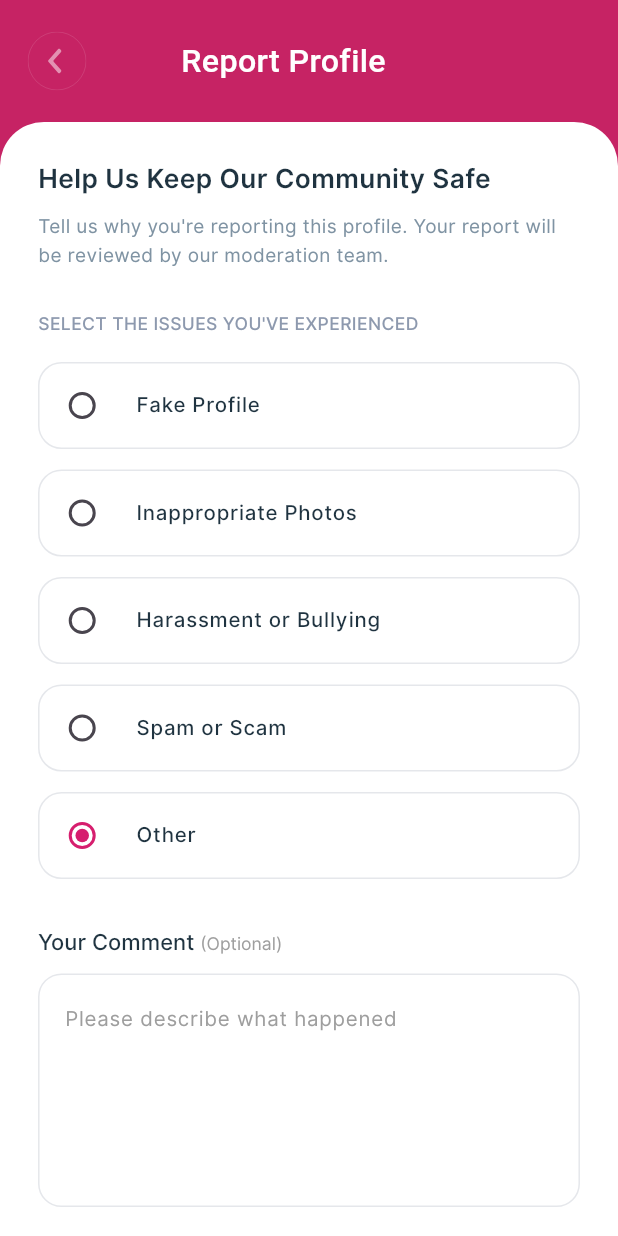
After one commit to synvex/twoAreOne_flutter, a Flutter app: the ReportScreen screen opened directly, on a phone screen of 412 x 824 dp. The commit adds this screen. Run offline on Flutter 3.47's test engine with Material 3 defaults, Android fonts, the phone set to English and light mode, and no system bars; our stand-ins replace country_code_picker, device_info_plus, dio, firebase_auth, firebase_core, flutter_html and 11 more; accounts and stored records are empty; network calls fail; project files that could hold a hidden picture were left out.

Commit message:
Added report screen UI and success dialog

```diff
--- a/lib/core/widgets/app_header_widget.dart
+++ b/lib/core/widgets/app_header_widget.dart
@@ -58,6 +58,7 @@ class AppHeaderWidget extends StatelessWidget {
                 )
               : const SizedBox(),
         ),
+
         /// Title
         Expanded(
           child: isTitle
--- a/lib/core/widgets/header.dart
+++ b/lib/core/widgets/header.dart
@@ -7,6 +7,7 @@ class AppHeader extends StatelessWidget implements PreferredSizeWidget {
   final VoidCallback onBackPressed;
   final Widget? trailing;
   final Widget? leadingIcon;
+  final Color? color;
 
   const AppHeader({
     super.key,
@@ -14,6 +15,7 @@ class AppHeader extends StatelessWidget implements PreferredSizeWidget {
     required this.onBackPressed,
     this.trailing,
     this.leadingIcon,
+    this.color,
   });
 
   @override
@@ -22,7 +24,7 @@ class AppHeader extends StatelessWidget implements PreferredSizeWidget {
       padding: const EdgeInsets.only(left: 16, top: 25, bottom: 18),
       margin: const EdgeInsets.symmetric(vertical: 16), //
       decoration: BoxDecoration(
-        color: AppColors.headerBackground,
+        color: color ?? AppColors.headerBackground,
         border: Border(
           bottom: BorderSide(
             color: Color(0xFF000000).withValues(alpha: 0.8),
--- /dev/null
+++ b/lib/features/views/report/report_screen.dart
@@ -0,0 +1,262 @@
+import 'package:flutter/material.dart';
+import 'package:flutter_screenutil/flutter_screenutil.dart';
+import 'package:flutter_svg/flutter_svg.dart';
+import 'package:google_fonts/google_fonts.dart';
+import 'package:two_are_one/core/constants/app_colors.dart';
+import 'package:two_are_one/core/constants/app_icons.dart';
+import 'package:two_are_one/core/widgets/app_header_widget.dart';
+import 'package:two_are_one/core/widgets/main_button_widget.dart';
+import 'package:two_are_one/features/views/report/report_dialog.dart';
+
+class ReportScreen extends StatefulWidget {
+  const ReportScreen({super.key});
+
+  @override
+  State<ReportScreen> createState() => _ReportScreenState();
+}
+
+class _ReportScreenState extends State<ReportScreen> {
+  bool _isLoading = false;
+
+  final TextEditingController commentController = TextEditingController();
+
+  String selectedReason = "Other";
+
+  final List<String> reasons = [
+    "Fake Profile",
+    "Inappropriate Photos",
+    "Harassment or Bullying",
+    "Spam or Scam",
+    "Other",
+  ];
+
+  Future<void> _handleSubmit() async {
+    setState(() {
+      _isLoading = true;
+    });
+
+    // TODO: Call your Report API here
+    await Future.delayed(const Duration(seconds: 2));
+
+    setState(() {
+      _isLoading = false;
+    });
+
+    if (!mounted) return;
+
+    showDialog(
+      context: context,
+      barrierDismissible: false,
+      builder: (_) => ReportSuccessDialog(
+        onPressed: () {
+          Navigator.pop(context); // Close dialog
+          Navigator.pop(context); // Close Report Screen (optional)
+        },
+      ),
+    );
+  }
+
+  @override
+  void dispose() {
+    commentController.dispose();
+    super.dispose();
+  }
+
+  @override
+  Widget build(BuildContext context) {
+    return Scaffold(
+      backgroundColor: Color(0xffC62364),
+      resizeToAvoidBottomInset: true,
+      body: SafeArea(
+        child: Column(
+          children: [
+            SizedBox(height: 20.h),
+
+            Padding(
+              padding: EdgeInsets.symmetric(horizontal: 16.w),
+              child: AppHeaderWidget(
+                leadingIcon: GestureDetector(
+                  onTap: () => Navigator.pop(context),
+                  child: CircleAvatar(
+                    radius: 20.r,
+                    backgroundColor: Colors.transparent,
+                    child: SvgPicture.asset(
+                      AppIcons.backIcon,
+                      color: Colors.white,
+                    ),
+                  ),
+                ),
+
+                titleWidget: Text(
+                  "           Report Profile",
+                  style: GoogleFonts.roboto(
+                    fontSize: 22.sp,
+                    color: Colors.white,
+                    fontWeight: FontWeight.w500,
+                  ),
+                ),
+                isTrailing: false,
+              ),
+            ),
+
+            SizedBox(height: 20.h),
+
+            Expanded(
+              child: Container(
+                width: double.infinity,
+                decoration: BoxDecoration(
+                  color: Colors.white,
+                  borderRadius: BorderRadius.only(
+                    topLeft: Radius.circular(30.r),
+                    topRight: Radius.circular(30.r),
+                  ),
+                ),
+                child: SingleChildScrollView(
+                  padding: EdgeInsets.all(24.w),
+                  child: Column(
+                    crossAxisAlignment: CrossAxisAlignment.start,
+                    children: [
+                      Text(
+                        "Help Us Keep Our Community Safe",
+                        style: GoogleFonts.inter(
+                          fontSize: 18.sp,
+                          fontWeight: FontWeight.w600,
+                          color: const Color(0xff1F3340),
+                        ),
+                      ),
+
+                      SizedBox(height: 10.h),
+
+                      Text(
+                        "Tell us why you're reporting this profile. Your report will be reviewed by our moderation team.",
+                        style: GoogleFonts.inter(
+                          fontSize: 13.sp,
+                          color: const Color(0xff7F93A3),
+                          height: 1.5,
+                        ),
+                      ),
+
+                      SizedBox(height: 28.h),
+
+                      Text(
+                        "SELECT THE ISSUES YOU'VE EXPERIENCED",
+                        style: GoogleFonts.inter(
+                          fontSize: 12.sp,
+                          color: const Color(0xff8D99AE),
+                          fontWeight: FontWeight.w500,
+                        ),
+                      ),
+
+                      SizedBox(height: 18.h),
+
+                      ...reasons.map(
+                        (reason) => Padding(
+                          padding: EdgeInsets.only(bottom: 14.h),
+                          child: Container(
+                            decoration: BoxDecoration(
+                              color: Colors.white,
+                              borderRadius: BorderRadius.circular(16.r),
+                              border: Border.all(
+                                color: const Color(0xffE5E7EB),
+                              ),
+                            ),
+                            child: RadioListTile<String>(
+                              value: reason,
+                              groupValue: selectedReason,
+                              onChanged: (value) {
+                                setState(() {
+                                  selectedReason = value!;
+                                });
+                              },
+                              activeColor: const Color(0xffD61E6E),
+                              controlAffinity: ListTileControlAffinity.leading,
+                              contentPadding: EdgeInsets.symmetric(
+                                horizontal: 8.w,
+                              ),
+                              title: Text(
+                                reason,
+                                style: GoogleFonts.inter(
+                                  fontSize: 14.sp,
+                                  color: const Color(0xff1F3340),
+                                  fontWeight: FontWeight.w500,
+                                ),
+                              ),
+                            ),
+                          ),
+                        ),
+                      ),
+
+                      SizedBox(height: 20.h),
+
+                      RichText(
+                        text: TextSpan(
+                          children: [
+                            TextSpan(
+                              text: "Your Comment ",
+                              style: GoogleFonts.inter(
+                                fontSize: 15.sp,
+                                color: const Color(0xff1F3340),
+                                fontWeight: FontWeight.w500,
+                              ),
+                            ),
+                            TextSpan(
+                              text: "(Optional)",
+                              style: GoogleFonts.inter(
+                                fontSize: 12.sp,
+                                color: Colors.grey,
+                              ),
+                            ),
+                          ],
+                        ),
+                      ),
+
+                      SizedBox(height: 12.h),
+
+                      Container(
+                        decoration: BoxDecoration(
+                          borderRadius: BorderRadius.circular(16.r),
+                          border: Border.all(color: const Color(0xffE5E7EB)),
+                        ),
+                        child: TextFormField(
+                          controller: commentController,
+                          maxLines: 5,
+                          decoration: InputDecoration(
+                            hintText: "Please describe what happened",
+                            hintStyle: GoogleFonts.inter(
+                              color: Colors.grey,
+                              fontSize: 14.sp,
+                            ),
+                            border: InputBorder.none,
+                            contentPadding: EdgeInsets.all(16.w),
+                          ),
+                        ),
+                      ),
+
+                      SizedBox(height: 30.h),
+
+                      SizedBox(
+                        width: double.infinity,
+                        height: 55.h,
+                        child: MainButtonWidget(
+                          text: "Submit Feedback",
+                          hexValue: 0xFFFFFFFF,
+                          isLoading: _isLoading,
+                          onTap: _handleSubmit,
+                          gradient: const LinearGradient(
+                            colors: [Color(0xFF77153C), Color(0xFFDD276F)],
+                          ),
+                        ),
+                      ),
+
+                      SizedBox(height: 20.h),
+                    ],
+                  ),
+                ),
+              ),
+            ),
+          ],
+        ),
+      ),
+    );
+  }
+}
```
Also changed, not shown: lib/features/views/home/profile_details_screen.dart (+15 -6 lines), lib/features/views/report/report_dialog.dart (added, +92 -0 lines), assets/svg_images/report.svg (added), assets/svg_images/reportdone.svg (added), pubspec.lock.
